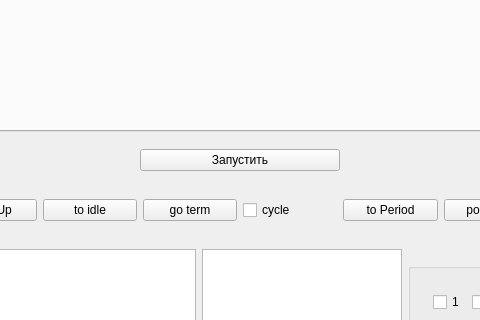
This is mainwindow.ui in PoldenDev/polden-ver-motorControl-desktop as Qt 5 draws it before an edit; both pictures show x 180 to 660 and y 399 to 719 of the 840 by 820 pixel window. The edited form follows.
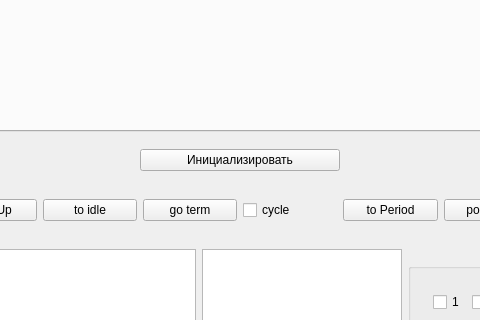
This is the edited form.

Diff of the .ui file:
```diff
--- a/mainwindow.ui
+++ b/mainwindow.ui
@@ -1292,7 +1292,7 @@
           </size>
          </property>
          <property name="text">
-          <string>Запустить</string>
+          <string>Инициализировать</string>
          </property>
         </widget>
        </item>
```
Left out of the diff: 2 changed lines with no effect on the pictures.
